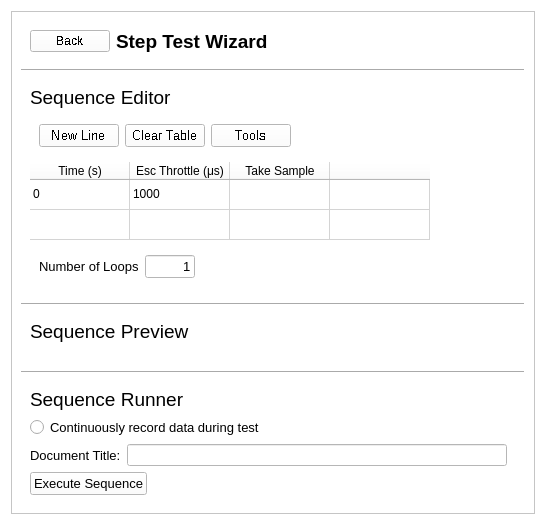
Before: the Qt Designer form interface_design/stackWidgets/testExecutionMenu/testExecutionMenu.ui in AeroTec-ATLAS/TestBench, drawn with Qt 5.
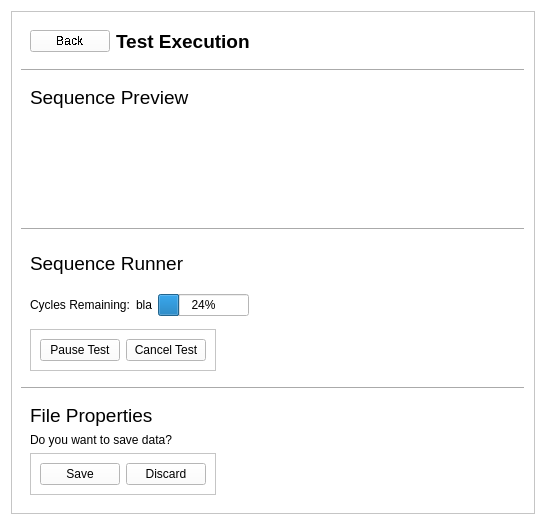
After: the same form once the commit is applied. Custom widgets are drawn as their Qt base class.

Patch:
```diff
--- a/interface_design/stackWidgets/testExecutionMenu/testExecutionMenu.ui
+++ b/interface_design/stackWidgets/testExecutionMenu/testExecutionMenu.ui
@@ -200,290 +200,13 @@
              <bool>false</bool>
             </property>
             <property name="text">
-             <string>Step Test Wizard</string>
+             <string>Test Execution </string>
             </property>
            </widget>
           </item>
          </layout>
         </widget>
        </item>
-       <item>
-        <widget class="Line" name="line_2">
-         <property name="font">
-          <font>
-           <pointsize>10</pointsize>
-          </font>
-         </property>
-         <property name="frameShadow">
-          <enum>QFrame::Raised</enum>
-         </property>
-         <property name="lineWidth">
-          <number>1</number>
-         </property>
-         <property name="orientation">
-          <enum>Qt::Horizontal</enum>
-         </property>
-        </widget>
-       </item>
-       <item>
-        <widget class="QFrame" name="stepSequenceEditorMenu">
-         <property name="minimumSize">
-          <size>
-           <width>0</width>
-           <height>15</height>
-          </size>
-         </property>
-         <property name="font">
-          <font>
-           <stylestrategy>PreferAntialias</stylestrategy>
-           <kerning>true</kerning>
-          </font>
-         </property>
-         <property name="frameShape">
-          <enum>QFrame::NoFrame</enum>
-         </property>
-         <property name="frameShadow">
-          <enum>QFrame::Raised</enum>
-         </property>
-         <layout class="QVBoxLayout" name="verticalLayout_33">
-          <item>
-           <widget class="QLabel" name="label_11">
-            <property name="font">
-             <font>
-              <pointsize>14</pointsize>
-              <weight>50</weight>
-              <bold>false</bold>
-             </font>
-            </property>
-            <property name="text">
-             <string>Sequence Editor</string>
-            </property>
-           </widget>
-          </item>
-          <item alignment="Qt::AlignLeft">
-           <widget class="QFrame" name="frame_5">
-            <property name="font">
-             <font>
-              <stylestrategy>NoAntialias</stylestrategy>
-              <kerning>true</kerning>
-             </font>
-            </property>
-            <property name="frameShape">
-             <enum>QFrame::NoFrame</enum>
-            </property>
-            <property name="frameShadow">
-             <enum>QFrame::Raised</enum>
-            </property>
-            <layout class="QHBoxLayout" name="horizontalLayout_21">
-             <item alignment="Qt::AlignLeft">
-              <widget class="QPushButton" name="stepAddNewLineBtn">
-               <property name="font">
-                <font>
-                 <pointsize>10</pointsize>
-                </font>
-               </property>
-               <property name="text">
-                <string>New Line</string>
-               </property>
-              </widget>
-             </item>
-             <item>
-              <widget class="QPushButton" name="stepClearTableBtn">
-               <property name="font">
-                <font>
-                 <pointsize>10</pointsize>
-                </font>
-               </property>
-               <property name="text">
-                <string>Clear Table</string>
-               </property>
-              </widget>
-             </item>
-             <item alignment="Qt::AlignLeft">
-              <widget class="QPushButton" name="stepToolsBtn">
-               <property name="sizePolicy">
-                <sizepolicy hsizetype="Preferred" vsizetype="Fixed">
-                 <horstretch>0</horstretch>
-                 <verstretch>0</verstretch>
-                </sizepolicy>
-               </property>
-               <property name="font">
-                <font>
-                 <pointsize>10</pointsize>
-                </font>
-               </property>
-               <property name="text">
-                <string>Tools</string>
-               </property>
-              </widget>
-             </item>
-            </layout>
-           </widget>
-          </item>
-          <item alignment="Qt::AlignTop">
-           <widget class="QTableWidget" name="stepSequenceEditorTable">
-            <property name="frameShape">
-             <enum>QFrame::NoFrame</enum>
-            </property>
-            <property name="verticalScrollBarPolicy">
-             <enum>Qt::ScrollBarAlwaysOff</enum>
-            </property>
-            <property name="horizontalScrollBarPolicy">
-             <enum>Qt::ScrollBarAlwaysOff</enum>
-            </property>
-            <property name="sizeAdjustPolicy">
-             <enum>QAbstractScrollArea::AdjustToContents</enum>
-            </property>
-            <property name="autoScroll">
-             <bool>true</bool>
-            </property>
-            <property name="autoScrollMargin">
-             <number>0</number>
-            </property>
-            <property name="alternatingRowColors">
-             <bool>false</bool>
-            </property>
-            <property name="selectionBehavior">
-             <enum>QAbstractItemView::SelectItems</enum>
-            </property>
-            <property name="showGrid">
-             <bool>true</bool>
-            </property>
-            <property name="gridStyle">
-             <enum>Qt::SolidLine</enum>
-            </property>
-            <property name="wordWrap">
-             <bool>true</bool>
-            </property>
-            <property name="cornerButtonEnabled">
-             <bool>true</bool>
-            </property>
-            <attribute name="horizontalHeaderVisible">
-             <bool>true</bool>
-            </attribute>
-            <attribute name="horizontalHeaderHighlightSections">
-             <bool>true</bool>
-            </attribute>
-            <attribute name="verticalHeaderVisible">
-             <bool>false</bool>
-            </attribute>
-            <row>
-             <property name="text">
-              <string>New Row</string>
-             </property>
-            </row>
-            <row>
-             <property name="text">
-              <string>New Row</string>
-             </property>
-            </row>
-            <column>
-             <property name="text">
-              <string>Time (s)</string>
-             </property>
-            </column>
-            <column>
-             <property name="text">
-              <string>Esc Throttle (μs)</string>
-             </property>
-            </column>
-            <column>
-             <property name="text">
-              <string>Take Sample</string>
-             </property>
-            </column>
-            <column>
-             <property name="text">
-              <string/>
-             </property>
-            </column>
-            <item row="0" column="0">
-             <property name="text">
-              <string>0</string>
-             </property>
-            </item>
-            <item row="0" column="1">
-             <property name="text">
-              <string>1000</string>
-             </property>
-            </item>
-            <item row="0" column="3">
-             <property name="text">
-              <string/>
-             </property>
-            </item>
-            <item row="1" column="0">
-             <property name="text">
-              <string/>
-             </property>
-            </item>
-            <item row="1" column="2">
-             <property name="text">
-              <string/>
-             </property>
-            </item>
-           </widget>
-          </item>
-          <item alignment="Qt::AlignLeft">
-           <widget class="QFrame" name="frame_6">
-            <property name="frameShape">
-             <enum>QFrame::NoFrame</enum>
-            </property>
-            <property name="frameShadow">
-             <enum>QFrame::Raised</enum>
-            </property>
-            <layout class="QHBoxLayout" name="horizontalLayout_22">
-             <item>
-              <widget class="QLabel" name="label_9">
-               <property name="font">
-                <font>
-                 <pointsize>10</pointsize>
-                </font>
-               </property>
-               <property name="text">
-                <string>Number of Loops</string>
-               </property>
-              </widget>
-             </item>
-             <item>
-              <widget class="QLineEdit" name="stepNumLoopsLEdit">
-               <property name="maximumSize">
-                <size>
-                 <width>50</width>
-                 <height>16777215</height>
-                </size>
-               </property>
-               <property name="font">
-                <font>
-                 <pointsize>10</pointsize>
-                </font>
-               </property>
-               <property name="layoutDirection">
-                <enum>Qt::LeftToRight</enum>
-               </property>
-               <property name="text">
-                <string>1</string>
-               </property>
-               <property name="alignment">
-                <set>Qt::AlignRight|Qt::AlignTrailing|Qt::AlignVCenter</set>
-               </property>
-               <property name="placeholderText">
-                <string/>
-               </property>
-               <property name="cursorMoveStyle">
-                <enum>Qt::LogicalMoveStyle</enum>
-               </property>
-               <property name="clearButtonEnabled">
-                <bool>false</bool>
-               </property>
-              </widget>
-             </item>
-            </layout>
-           </widget>
-          </item>
-         </layout>
-        </widget>
-       </item>
        <item>
         <widget class="Line" name="line_4">
          <property name="frameShadow">
@@ -555,7 +278,7 @@
          </property>
         </widget>
        </item>
-       <item alignment="Qt::AlignTop">
+       <item>
         <widget class="QFrame" name="stepSequenceRunnerMenu">
          <property name="sizePolicy">
           <sizepolicy hsizetype="Preferred" vsizetype="Expanding">
@@ -587,40 +310,7 @@
             </property>
            </widget>
           </item>
-          <item>
-           <widget class="QFrame" name="frame_18">
-            <property name="frameShape">
-             <enum>QFrame::NoFrame</enum>
-            </property>
-            <property name="frameShadow">
-             <enum>QFrame::Raised</enum>
-            </property>
-            <layout class="QHBoxLayout" name="horizontalLayout_4">
-             <property name="leftMargin">
-              <number>0</number>
-             </property>
-             <property name="topMargin">
-              <number>0</number>
-             </property>
-             <property name="bottomMargin">
-              <number>0</number>
-             </property>
-             <item>
-              <widget class="QRadioButton" name="radioButton_3">
-               <property name="font">
-                <font>
-                 <pointsize>10</pointsize>
-                </font>
-               </property>
-               <property name="text">
-                <string>Continuously record data during test</string>
-               </property>
-              </widget>
-             </item>
-            </layout>
-           </widget>
-          </item>
-          <item>
+          <item alignment="Qt::AlignLeft">
            <widget class="QFrame" name="frame_33">
             <property name="frameShape">
              <enum>QFrame::NoFrame</enum>
@@ -638,36 +328,145 @@
              <property name="bottomMargin">
               <number>0</number>
              </property>
-             <item>
-              <widget class="QLabel" name="label_12">
-               <property name="font">
-                <font>
-                 <pointsize>10</pointsize>
-                </font>
+             <item alignment="Qt::AlignLeft">
+              <widget class="QLabel" name="label">
+               <property name="text">
+                <string>Cycles Remaining:</string>
                </property>
+              </widget>
+             </item>
+             <item>
+              <widget class="QLabel" name="label_2">
                <property name="text">
-                <string>Document Title:</string>
+                <string>bla</string>
                </property>
               </widget>
              </item>
              <item>
-              <widget class="QLineEdit" name="lineEdit_2"/>
+              <widget class="QProgressBar" name="progressBar">
+               <property name="value">
+                <number>24</number>
+               </property>
+              </widget>
              </item>
             </layout>
            </widget>
           </item>
           <item alignment="Qt::AlignLeft">
-           <widget class="QPushButton" name="pushButton_3">
+           <widget class="QFrame" name="frame">
+            <property name="frameShape">
+             <enum>QFrame::StyledPanel</enum>
+            </property>
+            <property name="frameShadow">
+             <enum>QFrame::Raised</enum>
+            </property>
+            <layout class="QHBoxLayout" name="horizontalLayout">
+             <item>
+              <widget class="QPushButton" name="pushButton">
+               <property name="text">
+                <string>Pause Test</string>
+               </property>
+              </widget>
+             </item>
+             <item>
+              <widget class="QPushButton" name="pushButton_2">
+               <property name="text">
+                <string>Cancel Test</string>
+               </property>
+              </widget>
+             </item>
+            </layout>
+           </widget>
+          </item>
+         </layout>
+        </widget>
+       </item>
+       <item>
+        <widget class="Line" name="line_2">
+         <property name="font">
+          <font>
+           <pointsize>10</pointsize>
+          </font>
+         </property>
+         <property name="frameShadow">
+          <enum>QFrame::Raised</enum>
+         </property>
+         <property name="lineWidth">
+          <number>1</number>
+         </property>
+         <property name="orientation">
+          <enum>Qt::Horizontal</enum>
+         </property>
+        </widget>
+       </item>
+       <item>
+        <widget class="QFrame" name="stepSequenceEditorMenu">
+         <property name="minimumSize">
+          <size>
+           <width>0</width>
+           <height>15</height>
+          </size>
+         </property>
+         <property name="font">
+          <font>
+           <stylestrategy>PreferAntialias</stylestrategy>
+           <kerning>true</kerning>
+          </font>
+         </property>
+         <property name="frameShape">
+          <enum>QFrame::NoFrame</enum>
+         </property>
+         <property name="frameShadow">
+          <enum>QFrame::Raised</enum>
+         </property>
+         <layout class="QVBoxLayout" name="verticalLayout_33">
+          <item>
+           <widget class="QLabel" name="label_11">
             <property name="font">
              <font>
-              <pointsize>10</pointsize>
+              <pointsize>14</pointsize>
+              <weight>50</weight>
+              <bold>false</bold>
              </font>
             </property>
             <property name="text">
-             <string>Execute Sequence</string>
+             <string>File Properties</string>
             </property>
            </widget>
           </item>
+          <item>
+           <widget class="QLabel" name="label_3">
+            <property name="text">
+             <string>Do you want to save data?</string>
+            </property>
+           </widget>
+          </item>
+          <item alignment="Qt::AlignLeft">
+           <widget class="QFrame" name="frame_2">
+            <property name="frameShape">
+             <enum>QFrame::StyledPanel</enum>
+            </property>
+            <property name="frameShadow">
+             <enum>QFrame::Raised</enum>
+            </property>
+            <layout class="QHBoxLayout" name="horizontalLayout_2">
+             <item>
+              <widget class="QPushButton" name="pushButton_4">
+               <property name="text">
+                <string>Save</string>
+               </property>
+              </widget>
+             </item>
+             <item>
+              <widget class="QPushButton" name="pushButton_3">
+               <property name="text">
+                <string>Discard</string>
+               </property>
+              </widget>
+             </item>
+            </layout>
+           </widget>
+          </item>
          </layout>
         </widget>
        </item>
```
